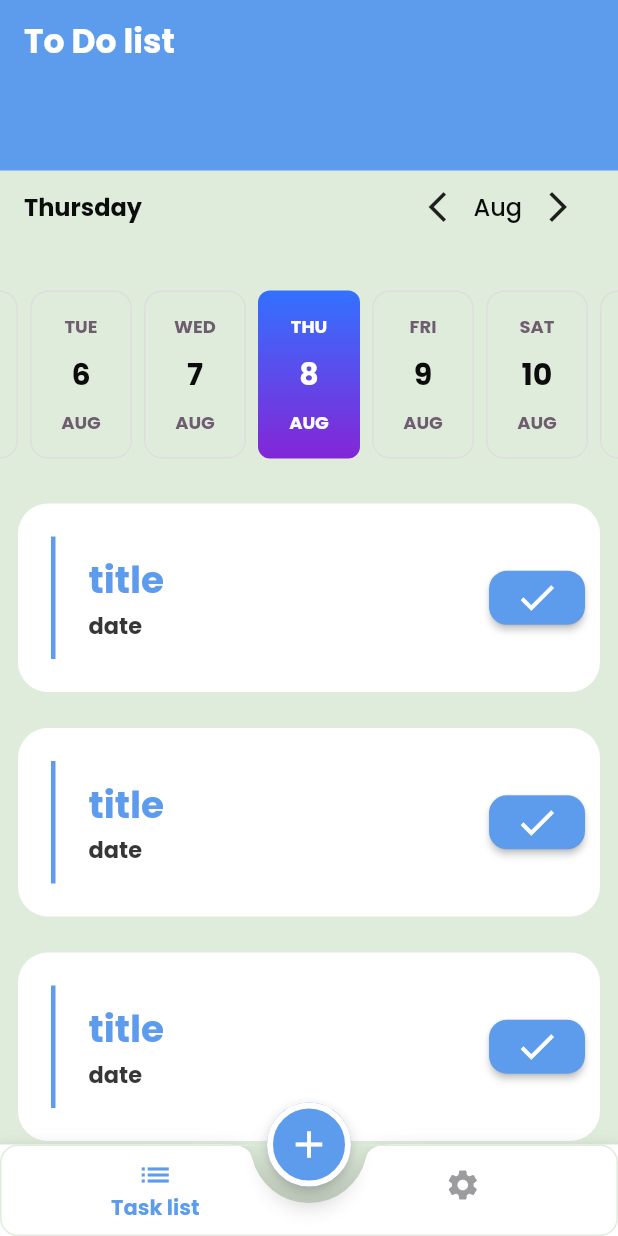
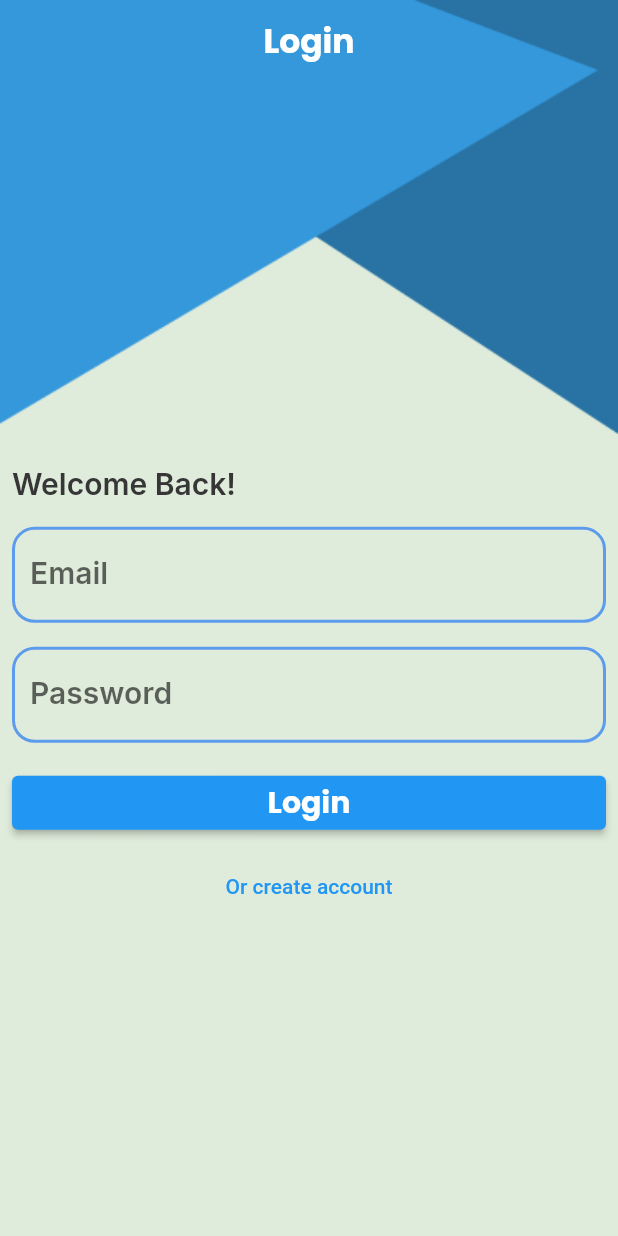
Before and after one commit to indoo24/Intelligent_Todo_app, a Flutter app: the screen it shows after launch, on a phone screen of 412 x 824 dp. Run offline on Flutter 3.47's test engine with Material 2 defaults, Android fonts, the phone set to English and light mode, and no system bars; drawn by our look-alikes of easy_date_timeline, flutter_slidable; our stand-ins replace cloud_firestore, firebase_auth, firebase_core, google_fonts; accounts and stored records are empty; generated files the repository leaves out were written again.

Commit message:
Finished auth. added login screen. added register screen

```diff
--- /dev/null
+++ b/lib/auth/costume_text_form_field.dart
@@ -0,0 +1,46 @@
+import 'package:flutter/material.dart';
+import 'package:todo_app/app_colors.dart';
+
+class CostumeTextFormField extends StatelessWidget {
+  TextEditingController controller;
+  String label;
+  String? Function(String?) validator;
+  TextInputType keyboaredType;
+  bool obscureText;
+
+  CostumeTextFormField(
+      {required this.label,
+      required this.controller,
+      required this.validator,
+      this.keyboaredType = TextInputType.text,
+      this.obscureText = false});
+
+  @override
+  Widget build(BuildContext context) {
+    return Padding(
+      padding: const EdgeInsets.all(8.0),
+      child: TextFormField(
+        decoration: InputDecoration(
+            enabledBorder: OutlineInputBorder(
+                borderRadius: BorderRadius.circular(15),
+                borderSide:
+                    BorderSide(color: AppColors.primaryColor, width: 2)),
+            focusedBorder: OutlineInputBorder(
+                borderRadius: BorderRadius.circular(15),
+                borderSide:
+                    BorderSide(color: AppColors.primaryColor, width: 2)),
+            errorBorder: OutlineInputBorder(
+                borderRadius: BorderRadius.circular(15),
+                borderSide: BorderSide(color: AppColors.redColor, width: 2)),
+            focusedErrorBorder: OutlineInputBorder(
+                borderRadius: BorderRadius.circular(15),
+                borderSide: BorderSide(color: AppColors.redColor, width: 2)),
+            labelText: label),
+        controller: controller,
+        validator: validator,
+        keyboardType: keyboaredType,
+        obscureText: obscureText,
+      ),
+    );
+  }
+}
--- /dev/null
+++ b/lib/auth/login/login_screen.dart
@@ -0,0 +1,205 @@
+import 'dart:developer';
+
+import 'package:firebase_auth/firebase_auth.dart';
+import 'package:flutter/material.dart';
+import 'package:todo_app/app_colors.dart';
+import 'package:todo_app/auth/costume_text_form_field.dart';
+import 'package:todo_app/auth/register/regiter_screen.dart';
+import 'package:todo_app/dialog_utils.dart';
+import 'package:todo_app/home/home_screen.dart';
+
+class LoginScreen extends StatefulWidget {
+
+  static const String routeName = 'login_screen';
+
+  @override
+  State<LoginScreen> createState() => _LoginScreenState();
+}
+
+class _LoginScreenState extends State<LoginScreen> {
+  TextEditingController emailController = TextEditingController();
+
+  TextEditingController passwordController = TextEditingController();
+
+  var formKey = GlobalKey<FormState>();
+
+  @override
+  Widget build(BuildContext context) {
+    return Stack(
+        children: [
+          Container(
+            color: AppColors.backgroundLightColor,
+            child: Image.asset('assets/images/background.png',
+              width: double.infinity,
+              height: double.infinity,
+              fit: BoxFit.fill,
+            ),
+
+
+          ),
+          Scaffold(
+            backgroundColor: Colors.transparent,
+            appBar: AppBar(
+              title: Text('Login'),
+              elevation: 0,
+              backgroundColor: Colors.transparent,
+              centerTitle: true,
+            ),
+            body: SingleChildScrollView(
+              child: Column(
+
+                children: [
+                  Form(
+                    key: formKey,
+                    child: Column(
+                      crossAxisAlignment: CrossAxisAlignment.stretch,
+                      children: [
+                        SizedBox(height: MediaQuery
+                            .of(context)
+                            .size
+                            .height * 0.3,),
+                        Padding(padding: EdgeInsets.all(8.0),
+                          child: Text('Welcome Back!',
+                            style: Theme
+                                .of(context)
+                                .textTheme
+                                .titleMedium,
+                          ),
+                        ),
+                        CostumeTextFormField(label: 'Email',
+                          controller: emailController,
+                          validator: (text) {
+                            if (text == null || text
+                                .trim()
+                                .isEmpty) {
+                              return 'please enter your email';
+                            }
+                            final bool emailValid =
+                            RegExp(
+                                r"^[a-zA-Z0-9.a-zA-Z0-9.!#$%&'*+-/=?^_`{|}~]+@[a-zA-Z0-9]+\.[a-zA-Z]+")
+                                .hasMatch(text);
+                            if (!emailValid) {
+                              return 'please enter a valid email';
+                            }
+                            return null;
+                          },
+                          keyboaredType: TextInputType.emailAddress,
+                        ),
+
+                        CostumeTextFormField(label: 'Password',
+                          validator: (text) {
+                            if (text == null || text
+                                .trim()
+                                .isEmpty) {
+                              return 'please enter your password';
+                            }
+                            return null;
+                          },
+                          controller: passwordController,
+                          keyboaredType: TextInputType.visiblePassword,
+                          obscureText: true,
+                        ),
+
+                        Padding(
+                          padding: EdgeInsets.all(8.0),
+                          child: ElevatedButton(
+                              onPressed: () {
+                                login();
+                              },
+                              child: Text('Login',
+                                style: Theme
+                                    .of(context)
+                                    .textTheme
+                                    .bodyMedium
+                                    ?.copyWith(color: Colors.white),
+                              )),
+                        ),
+                        TextButton(
+                            onPressed: () {
+                              Navigator.of(context).pushNamed(
+                                  RegisterScreen.routeName);
+                            },
+                            child: Text('Or create account'))
+                      ],
+                    ),
+
+                  )
+                ],
+              ),
+            ),
+          )
+        ]);
+  }
+
+  void login() async {
+    if (formKey.currentState?.validate() == true) {
+      //todo: show loading
+      DialogUtils.showLoading(context, 'loading');
+      try {
+        final credential = await FirebaseAuth.instance
+            .signInWithEmailAndPassword(
+            email: emailController.text,
+            password: passwordController.text
+        );
+        //todo: hide loading
+        DialogUtils.hideLoading(context);
+        //todo: show message
+        DialogUtils.showMessage(
+            context: context,
+            content: 'Login succsessfully',
+            button: 'ok',
+            function: () {
+              Navigator.of(context).pushNamed(HomeScreen.routeName);
+            }
+        );
+        print('Login succsessfully');
+        print(credential.user?.uid ?? "");
+      } on FirebaseAuthException catch (e) {
+        if (e.code == 'user-not-found') {
+          //todo: hide loading
+          DialogUtils.hideLoading(context);
+          //todo: show message
+          DialogUtils.showMessage(
+              context: context,
+              content: 'user not found',
+              button: 'ok',
+              title: 'Error');
+          function:
+              () {
+            Navigator.of(context).pop();
+          }
+          print('No user found for that email.');
+        } else if (e.code == 'RecaptchaAction)') {
+          //todo: hide loading
+          DialogUtils.hideLoading(context);
+          //todo: show message
+          DialogUtils.showMessage(
+              context: context,
+              content: 'Wrong password',
+              button: 'ok',
+              title: 'Error',
+              function: () {
+                Navigator.of(context).pop();
+              }
+          );
+          print('Wrong password provided for that user.');
+        }
+      }
+      catch (e) {
+        //todo: hide loading
+        DialogUtils.hideLoading(context);
+        //todo: show message
+        DialogUtils.showMessage(
+            context: context,
+            content: e.toString(),
+            button: 'ok',
+            title: 'Error',
+            function: () {
+              Navigator.of(context).pop();
+            }
+        );
+        print(e);
+      }
+    }
+  }
+}
--- a/lib/home/task_list/task_list_item.dart
+++ b/lib/home/task_list/task_list_item.dart
@@ -1,8 +1,12 @@
 import 'package:flutter/material.dart';
 import 'package:flutter_slidable/flutter_slidable.dart';
 import 'package:todo_app/app_colors.dart';
+import 'package:todo_app/model/task.dart';
 
 class TaskListItem extends StatelessWidget {
+  Task task;
+
+  TaskListItem({required this.task});
   @override
   Widget build(BuildContext context) {
     return Container(
@@ -40,21 +44,20 @@ class TaskListItem extends StatelessWidget {
               SizedBox(
                 width: 10,
               ),
-              Expanded(
-                  child: Column(
+              Column(
                 crossAxisAlignment: CrossAxisAlignment.stretch,
                 children: [
                   Text(
-                    'title',
+                    task.title,
                     style:
                         TextStyle(color: AppColors.primaryColor, fontSize: 25),
                   ),
                   Text(
-                    'date',
+                    task.desc,
                     style: TextStyle(fontSize: 15),
                   )
                 ],
-              )),
+              ),
               ElevatedButton(
                 style: ButtonStyle(
                     backgroundColor:
--- a/lib/main.dart
+++ b/lib/main.dart
@@ -1,24 +1,43 @@
+import 'dart:io';
+
+import 'package:cloud_firestore/cloud_firestore.dart';
+import 'package:firebase_core/firebase_core.dart';
 import 'package:flutter/material.dart';
 import 'package:flutter_gen/gen_l10n/app_localizations.dart';
 import 'package:provider/provider.dart';
+import 'package:todo_app/auth/login/login_screen.dart';
+import 'package:todo_app/auth/register/regiter_screen.dart';
 import 'package:todo_app/home/home_screen.dart';
 import 'package:todo_app/my_theme_data.dart';
-import 'package:todo_app/provider/app_config_provider.dart';
+import 'package:todo_app/provider/list_provider.dart';
 
-void main() {
+void main() async {
+  WidgetsFlutterBinding.ensureInitialized();
+  Platform.isAndroid
+      ? await Firebase.initializeApp(
+          options: const FirebaseOptions(
+              apiKey: 'AIzaSyBRzESOQPsNYH1rc-5G2jEBXFRhBsvHnvg',
+              appId: '1:583743039074:android:30a671560edfa44226933b',
+              messagingSenderId: '583743039074',
+              projectId: 'todo-app-36d7d'))
+      : await Firebase.initializeApp();
+  await FirebaseFirestore.instance.disableNetwork();
   runApp(ChangeNotifierProvider(
-      create: (context) => AppConfigProvider(), child: Myapp()));
+      create: (context) => ListProvider(), child: Myapp()));
 }
-
 class Myapp extends StatelessWidget {
   @override
   Widget build(BuildContext context) {
-    var provider = Provider.of<AppConfigProvider>(context);
+    var provider = Provider.of<ListProvider>(context);
     return MaterialApp(
       theme: MyThemeData.lightTheme,
       debugShowCheckedModeBanner: false,
-      initialRoute: HomeScreen.routeName,
-      routes: {HomeScreen.routeName: (context) => HomeScreen()},
+      initialRoute: LoginScreen.routeName,
+      routes: {
+        RegisterScreen.routeName: (context) => RegisterScreen(),
+        HomeScreen.routeName: (context) => HomeScreen(),
+        LoginScreen.routeName: (context) => LoginScreen(),
+      },
       locale: Locale(provider.appLanguage),
       localizationsDelegates: AppLocalizations.localizationsDelegates,
       supportedLocales: AppLocalizations.supportedLocales,
--- /dev/null
+++ b/lib/model/task.dart
@@ -0,0 +1,35 @@
+
+
+class Task {
+  static const String collectionName = 'tasks';
+  String title;
+  String desc;
+  DateTime dateTime;
+  bool isDone;
+  String id;
+
+  Task(
+      {this.id = '',
+      required this.title,
+      required this.desc,
+      required this.dateTime,
+      this.isDone = false});
+
+  Task.fromFireStore(Map<String, dynamic> data)
+      : this(
+            id: data['id'],
+            title: data['title'],
+            desc: data['desc'],
+            dateTime: data['dateTime'],
+            isDone: data['isDone']);
+
+  Map<String, Object?> toFireStore() {
+    return {
+      'title': title,
+      'id': id,
+      'desc': desc,
+      'dateTime': dateTime,
+      'isDone': isDone,
+    };
+  }
+}
--- /dev/null
+++ b/lib/provider/list_provider.dart
@@ -0,0 +1,27 @@
+import 'package:cloud_firestore/cloud_firestore.dart';
+import 'package:flutter/foundation.dart';
+import 'package:todo_app/home/firebase_utils.dart';
+import 'package:todo_app/model/task.dart';
+
+class ListProvider extends ChangeNotifier {
+  String appLanguage = 'en';
+
+  void changeLanguage(String newLanguage) {
+    if (appLanguage == newLanguage) {
+      return;
+    }
+    appLanguage = newLanguage;
+  }
+
+  static List<Task> tasksList = [];
+
+  static void getAllTasksFromFireStore() async {
+    QuerySnapshot<Task> querySnapshot =
+        await FirebaseUtils.getTasksCollection().get();
+    tasksList = querySnapshot.docs.map((doc) {
+      return doc.data();
+    }).toList();
+  }
+
+  notifyListeners();
+}
```
Also changed, not shown: lib/auth/register/regiter_screen.dart (added, +197 -0 lines), lib/dialog_utils.dart (added, +53 -0 lines), lib/home/firebase_utils.dart (added, +20 -0 lines), lib/home/task_list/add_task_bottom_sheet.dart (+10 -1 lines), lib/home/task_list/task_list_tab.dart (+20 -3 lines), lib/res/assets_res.dart (added, +12 -0 lines), pubspec.yaml (+8 -4 lines), assets/images/background.png (added), pubspec.lock, 9 other files.
